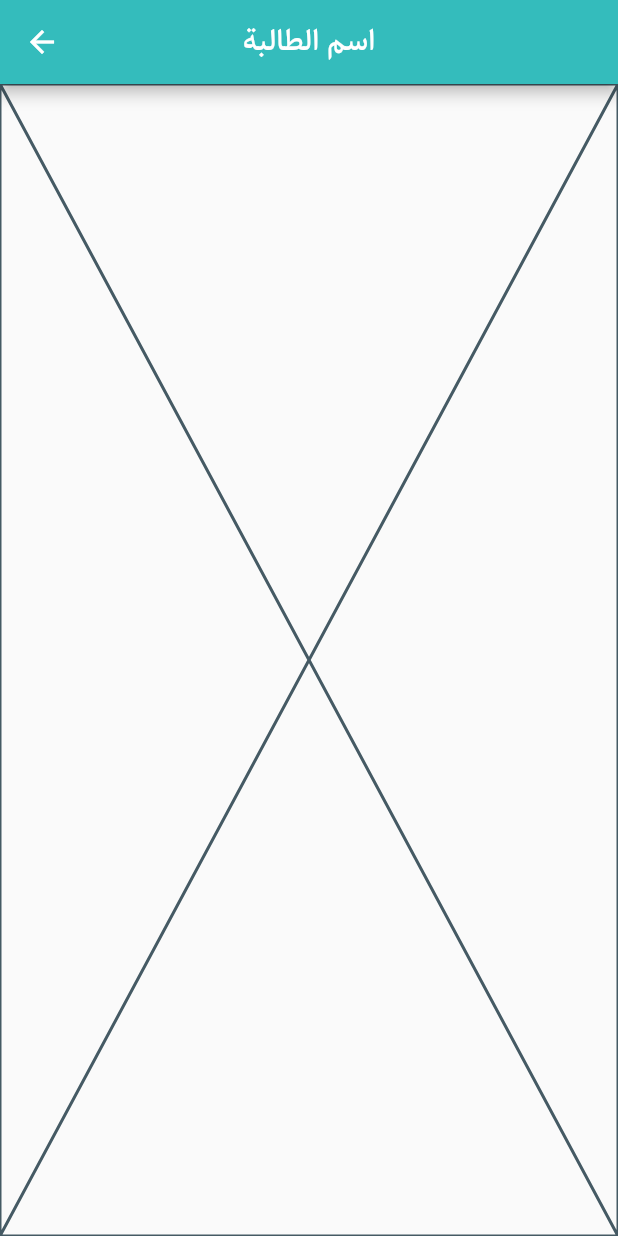
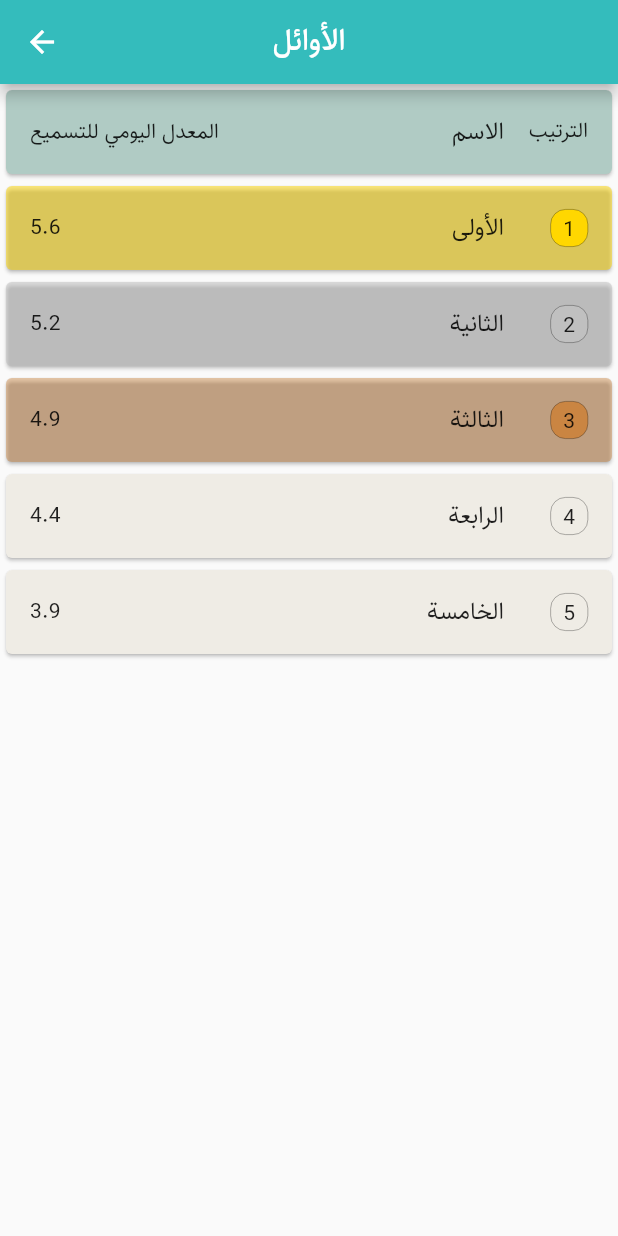
Before and after one commit to AbdAllahKarajay/Norea-School, a Flutter app: the Leaderboard screen opened directly, on a phone screen of 412 x 824 dp. Run offline on Flutter 3.47's test engine with Material 2 defaults, Android fonts, the phone set to English and light mode, and no system bars; our stand-ins replace liquid_progress_indicator; missing offline and left inert: flutter_islamic_icons.

Commit message:
pre-release v0.0

```diff
--- a/lib/Theme/Fonts.dart
+++ b/lib/Theme/Fonts.dart
@@ -1,5 +1,6 @@
 abstract class AppFonts
 {
  static String primaryFont = "Sahel";
+ static String secondaryFont = "Avenir";
 
 }
--- a/lib/data/recitations.dart
+++ b/lib/data/recitations.dart
@@ -1,19 +1,19 @@
 import 'package:norea_school_student/models/Recitation.dart';
 
 final recData = <Recitation>[
-  const Recitation("اسم الآنسة المسمعة", "2023-3-22", "صحيح مسلم", 2, [10, 11, 12, 13, 14], 40, 3, 13),
-  const Recitation("اسم الآنسة المسمعة2", "2023-3-22", "صحيح مسلم", 2, [15, 16, 17, 18, 19], 55, 4, 12),
-  const Recitation("اسم الآنسة المسمعة3", "2023-4-22", "صحيح مسلم", 2, [20, 21, 22, 23, 24, 25, 26], 56, 2, 21),
-  const Recitation("اسم الآنسة المسمعة4", "2023-2-22", "صحيح مسلم", 2, [27, 28, 29, 30, 31, 32], 80, 5, 14),
-  const Recitation("اسم الآنسة المسمعة5", "2023-3-23", "صحيح مسلم", 2, [33, 34, 35, 36, 37], 90, 3, 15),
-  const Recitation("اسم الآنسة المسمعة6", "2023-3-23", "صحيح مسلم", 2, [10, 11, 12, 13, 14], 60, 4, 12),
-  const Recitation("اسم الآنسة المسمعة7", "2023-3-23", "صحيح مسلم", 2, [10, 11, 12, 13, 14], 60, 3, 14),
-  const Recitation("اسم الآنسة المسمعة8", "2023-3-23", "صحيح مسلم", 2, [10, 11, 12, 13, 14], 75, 2, 13),
-  const Recitation("اسم الآنسة المسمعة9", "2023-3-23", "صحيح مسلم", 2, [10, 11, 12, 13, 14], 65, 3, 12),
-  const Recitation("اسم الآنسة المسمعة10", "2023-3-24", "صحيح مسلم", 2, [10, 11, 12, 13, 14], 60, 4, 16),
-  const Recitation("اسم الآنسة المسمعة11", "2023-3-24", "صحيح مسلم", 2, [10, 11, 12, 13, 14], 80, 3, 18),
-  const Recitation("اسم الآنسة المسمعة12", "2023-3-25", "صحيح مسلم", 2, [10, 11, 12, 13, 14], 70, 5, 29),
-  const Recitation("اسم الآنسة المسمعة13", "2023-3-26", "صحيح مسلم", 2, [10, 11, 12, 13, 14], 90, 3, 15),
-  const Recitation("اسم الآنسة المسمعة14", "2023-3-27", "صحيح مسلم", 2, [10, 11, 12, 13, 14], 85, 4, 13),
-  const Recitation("اسم الآنسة المسمعة15", "2023-3-27", "صحيح مسلم", 2, [10, 11, 12, 13, 14], 65, 2, 19),
+  const Recitation("اسم الآنسة المسمعة1", "2023-4-1", "صحيح مسلم", 2, [10, 11, 12, 13, 14], 85, 4, 13),
+  const Recitation("اسم الآنسة المسمعة2", "2023-3-27", "صحيح مسلم", 2, [10, 11, 12, 13, 14], 65, 2, 19),
+  const Recitation("اسم الآنسة المسمعة3", "2023-3-26", "صحيح مسلم", 2, [10, 11, 12, 13, 14], 90, 3, 15),
+  const Recitation("اسم الآنسة المسمعة4", "2023-3-25", "صحيح مسلم", 2, [20, 21, 22, 23, 24, 25, 26], 56, 2, 21),
+  const Recitation("اسم الآنسة المسمعة5", "2023-3-24", "صحيح مسلم", 2, [15, 16, 17, 18, 19], 55, 4, 12),
+  const Recitation("اسم الآنسة المسمعة6", "2023-3-23", "صحيح مسلم", 2, [10, 11, 12, 13, 14], 40, 3, 13),
+  const Recitation("اسم الآنسة المسمعة7", "2023-3-21", "صحيح مسلم", 2, [10, 11, 12, 13, 14], 60, 4, 12),
+  const Recitation("اسم الآنسة المسمعة8", "2023-3-19", "صحيح مسلم", 2, [10, 11, 12, 13, 14], 60, 3, 14),
+  const Recitation("اسم الآنسة المسمعة9", "2023-3-18", "صحيح مسلم", 2, [10, 11, 12, 13, 14], 75, 2, 13),
+  const Recitation("اسم الآنسة المسمعة10", "2023-3-17", "صحيح مسلم", 2, [10, 11, 12, 13, 14], 65, 3, 12),
+  const Recitation("اسم الآنسة المسمعة11", "2023-3-16", "صحيح مسلم", 2, [10, 11, 12, 13, 14], 60, 4, 16),
+  const Recitation("اسم الآنسة المسمعة12", "2023-3-15", "صحيح مسلم", 2, [10, 11, 12, 13, 14], 80, 3, 18),
+  const Recitation("اسم الآنسة المسمعة13", "2023-3-15", "صحيح مسلم", 2, [10, 11, 12, 13, 14], 70, 5, 29),
+  const Recitation("اسم الآنسة المسمعة14", "2023-2-29", "صحيح مسلم", 2, [27, 28, 29, 30, 31, 32], 80, 5, 14),
+  const Recitation("اسم الآنسة المسمعة15", "2023-2-28", "صحيح مسلم", 2, [33, 34, 35, 36, 37], 90, 3, 15),
 ];
--- /dev/null
+++ b/lib/data/students.dart
@@ -0,0 +1,9 @@
+import '../models/student.dart';
+
+final stuData = <Student>[
+  Student("الأولى", 5.6, 30),
+  Student("الثانية", 5.2, 26),
+  Student("الثالثة", 4.9, 25),
+  Student("الرابعة", 4.4, 22),
+  Student("الخامسة", 3.9, 21),
+];
--- a/lib/models/student.dart
+++ b/lib/models/student.dart
@@ -1,6 +1,7 @@
 class Student{
   final String name;
-  final int avg;
+  final double avg;
+  final int pLW;
 
-  Student(this.name, this.avg);
+  Student(this.name, this.avg, this.pLW);
 }
--- a/lib/pages/leaderboard.dart
+++ b/lib/pages/leaderboard.dart
@@ -1,7 +1,7 @@
 import 'package:flutter/material.dart';
-import 'package:norea_school_student/models/Recitation.dart';
 import '../Theme//Colors.dart';
-import '../data/recitations.dart';
+import '../data/students.dart';
+import '../models/student.dart';
 
 class Leaderboard extends StatefulWidget {
   const Leaderboard({super.key});
@@ -11,25 +11,66 @@ class Leaderboard extends StatefulWidget {
 }
 
 class _LeaderboardState extends State<Leaderboard> {
-  late List<Recitation> recitations;
-  int? sortColumnIndex;
-  bool isAscending = false;
+  late List<Student> students;
 
   @override
   void initState() {
     super.initState();
-    recitations = List.of(recData);
+    students = List.of(stuData);
   }
 
   @override
-  Widget build(BuildContext context) =>
-      Scaffold(
-        appBar: AppBar(
-          centerTitle: true,
-          title: const Text("اسم الطالبة"),
-          backgroundColor: AppColors.primaryColor,
-        ),
-        body: Placeholder()
-      );
-
+  Widget build(BuildContext context) => Scaffold(
+      appBar: AppBar(
+        centerTitle: true,
+        title: const Text("الأوائل"),
+        backgroundColor: AppColors.primaryColor,
+      ),
+      body: ListView.builder(
+        itemCount: students.length+1,
+          itemBuilder: (context, index){
+            if(index == 0){
+              return  Card(
+                color: AppColors.Opal,
+                child: const Directionality(
+                  textDirection: TextDirection.rtl,
+                  child: ListTile(
+                    leading: Text("الترتيب"),
+                    title: Text("الاسم"),
+                    trailing: Text("المعدل اليومي للتسميع"),
+                  ),
+                ),
+              );
+            }
+            return Directionality(
+              textDirection: TextDirection.rtl,
+              child: Card(
+                color: index==1?
+                const Color.fromRGBO(255, 215, 0, 0.5)
+                    :(index ==2)? const Color.fromRGBO(192, 192, 192, 0.5)
+                    :(index == 3)? const Color.fromRGBO(205, 127, 50, 0.4):
+                AppColors.Pampas,
+                child: ListTile(
+                  leading: Container(
+                    height: 25,
+                    width: 25,
+                    decoration: BoxDecoration(
+                      border: Border.all(width: 0.2),
+                        borderRadius: BorderRadius.circular((10)),
+                        color: index==1?
+                        const Color.fromRGBO(255, 215, 0, 1)
+                            :(index ==2)? const Color.fromRGBO(192, 192, 192, 1)
+                            :(index == 3)? const Color.fromRGBO(205, 127, 50, 0.8):
+                        Colors.transparent
+                    ),
+                    child: Center(child: Text("$index")),
+                  ),
+                  title:  Text(students[index-1].name),
+                  trailing: Text("${students[index-1].avg}"),
+                )
+              ),
+            );
+      }
+    )
+  );
 }
--- a/lib/pages/recitations_page.dart
+++ b/lib/pages/recitations_page.dart
@@ -38,7 +38,7 @@ class _RecitationsPageState extends State<RecitationsPage> {
                 mainAxisAlignment: MainAxisAlignment.spaceEvenly,
                 children: [
                   Text('%التقدير:  ${recData[index ~/ 2].rate}',
-                    style: TextStyle(color: Color.fromARGB(200, 300 - (recData[index ~/ 2].rate*3), 100 + (recData[index ~/ 2].rate), 0)),),
+                    style: TextStyle(color: Color.fromARGB(200, 350 - (recData[index ~/ 2].rate*3.2.floor()), 90 + (recData[index ~/ 2].rate*0.8.ceil()), 0)),),
                   Text('عدد الأخطاء:  ${recData[index ~/ 2].NOM}'),
                 ],
               ),
```
Also changed, not shown: lib/Opening_Screen.dart (added, +109 -0 lines), lib/main.dart (+6 -4 lines), lib/pages/progress_in_book.dart (added, +88 -0 lines), lib/pages/progress_page.dart (+6 -1 lines), lib/pages/recitations_page_2.dart (+12 -12 lines), lib/widgets/choice_chip.dart (added, +108 -0 lines), pubspec.yaml (+12 -0 lines), fonts/Avenir-Heavy.ttf (added), images/Background Image.jpg (added), images/Logo.png (added), pubspec.lock, 6 other files.
